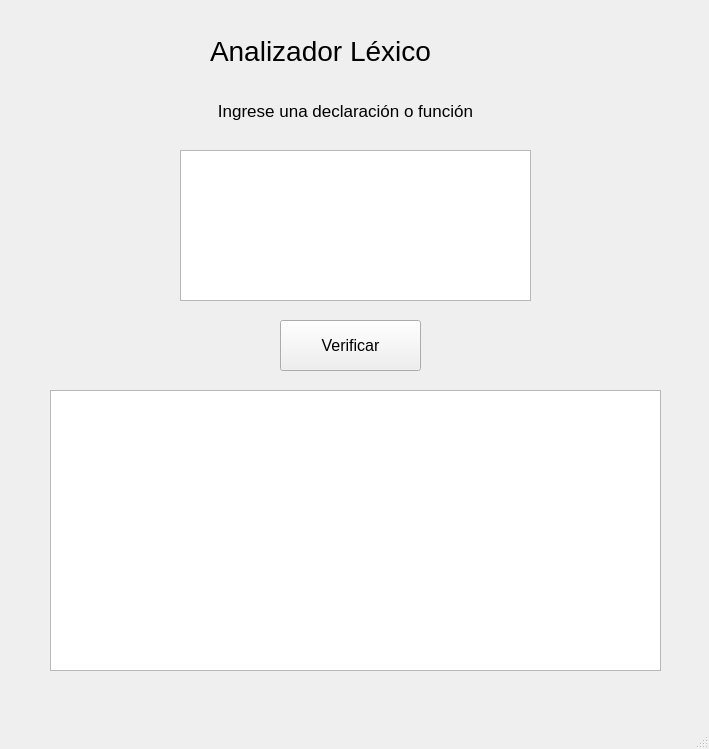
203437-A/Analizador_Lexico_Sintactico_Semantico, file vista.ui: the form before one commit.
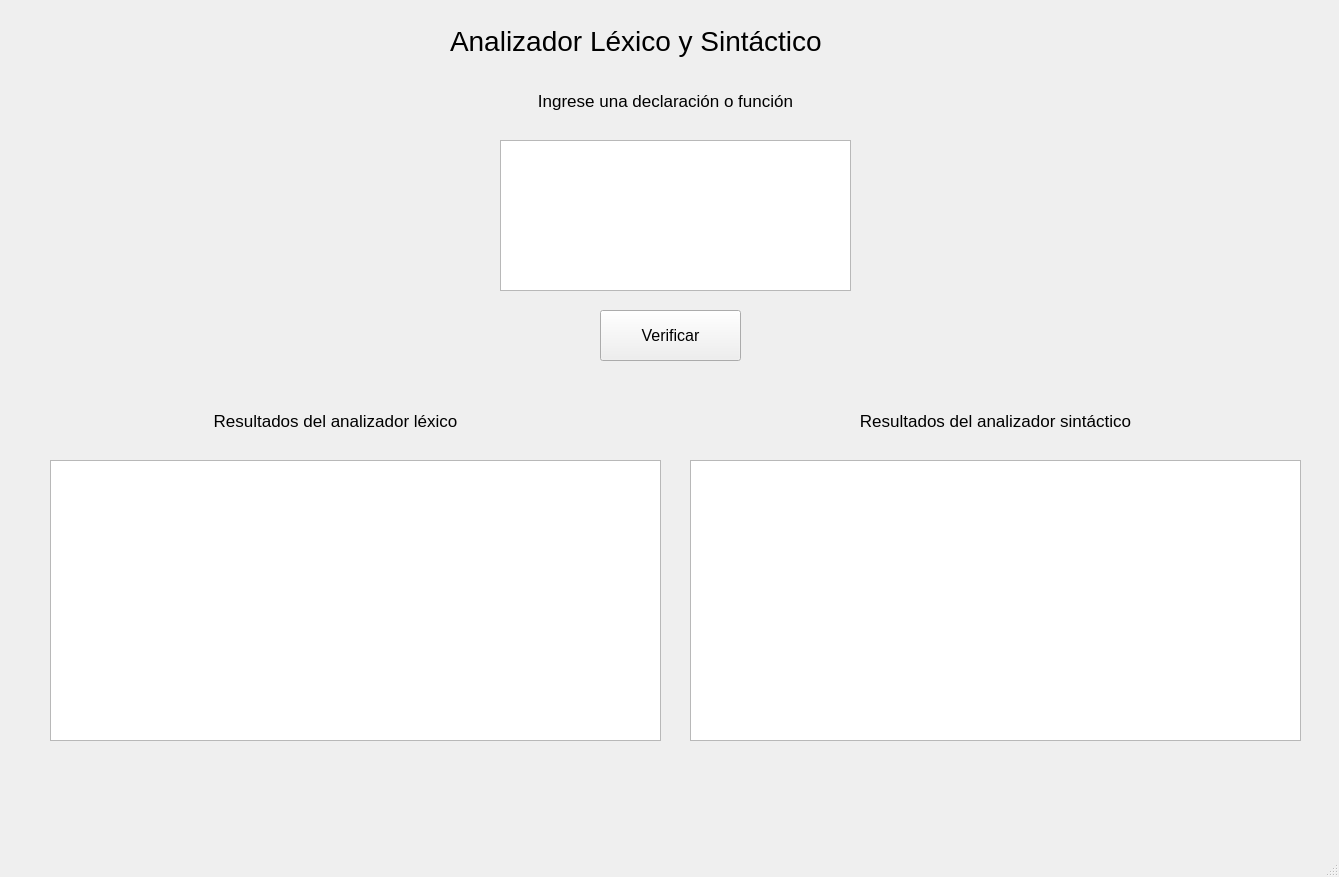
The form after the commit.

The edit to the form file:
```diff
--- a/vista.ui
+++ b/vista.ui
@@ -6,8 +6,8 @@
    <rect>
     <x>0</x>
     <y>0</y>
-    <width>709</width>
-    <height>749</height>
+    <width>1339</width>
+    <height>877</height>
    </rect>
   </property>
   <property name="windowTitle">
@@ -17,9 +17,9 @@
    <widget class="QLabel" name="label">
     <property name="geometry">
      <rect>
-      <x>210</x>
-      <y>20</y>
-      <width>271</width>
+      <x>450</x>
+      <y>10</y>
+      <width>481</width>
       <height>61</height>
      </rect>
     </property>
@@ -29,14 +29,14 @@
      </font>
     </property>
     <property name="text">
-     <string>Analizador Léxico</string>
+     <string>Analizador Léxico y Sintáctico</string>
     </property>
    </widget>
    <widget class="QTextEdit" name="textEdit">
     <property name="geometry">
      <rect>
-      <x>180</x>
-      <y>150</y>
+      <x>500</x>
+      <y>140</y>
       <width>351</width>
       <height>151</height>
      </rect>
@@ -50,8 +50,8 @@
    <widget class="QLabel" name="label_2">
     <property name="geometry">
      <rect>
-      <x>100</x>
-      <y>80</y>
+      <x>420</x>
+      <y>70</y>
       <width>491</width>
       <height>61</height>
      </rect>
@@ -74,8 +74,8 @@
    <widget class="QPushButton" name="pushButton">
     <property name="geometry">
      <rect>
-      <x>280</x>
-      <y>320</y>
+      <x>600</x>
+      <y>310</y>
       <width>141</width>
       <height>51</height>
      </rect>
@@ -93,12 +93,75 @@
     <property name="geometry">
      <rect>
       <x>50</x>
-      <y>390</y>
+      <y>460</y>
       <width>611</width>
       <height>281</height>
      </rect>
     </property>
    </widget>
+   <widget class="QTextBrowser" name="textBrowser">
+    <property name="geometry">
+     <rect>
+      <x>690</x>
+      <y>460</y>
+      <width>611</width>
+      <height>281</height>
+     </rect>
+    </property>
+    <property name="font">
+     <font>
+      <pointsize>14</pointsize>
+     </font>
+    </property>
+   </widget>
+   <widget class="QLabel" name="label_3">
+    <property name="geometry">
+     <rect>
+      <x>90</x>
+      <y>390</y>
+      <width>491</width>
+      <height>61</height>
+     </rect>
+    </property>
+    <property name="font">
+     <font>
+      <pointsize>13</pointsize>
+     </font>
+    </property>
+    <property name="layoutDirection">
+     <enum>Qt::LeftToRight</enum>
+    </property>
+    <property name="text">
+     <string>Resultados del analizador léxico</string>
+    </property>
+    <property name="alignment">
+     <set>Qt::AlignCenter</set>
+    </property>
+   </widget>
+   <widget class="QLabel" name="label_4">
+    <property name="geometry">
+     <rect>
+      <x>750</x>
+      <y>390</y>
+      <width>491</width>
+      <height>61</height>
+     </rect>
+    </property>
+    <property name="font">
+     <font>
+      <pointsize>13</pointsize>
+     </font>
+    </property>
+    <property name="layoutDirection">
+     <enum>Qt::LeftToRight</enum>
+    </property>
+    <property name="text">
+     <string>Resultados del analizador sintáctico</string>
+    </property>
+    <property name="alignment">
+     <set>Qt::AlignCenter</set>
+    </property>
+   </widget>
   </widget>
   <widget class="QMenuBar" name="menubar">
    <property name="geometry">
```
Left out of the diff: 2 changed lines with no effect on the pictures.
